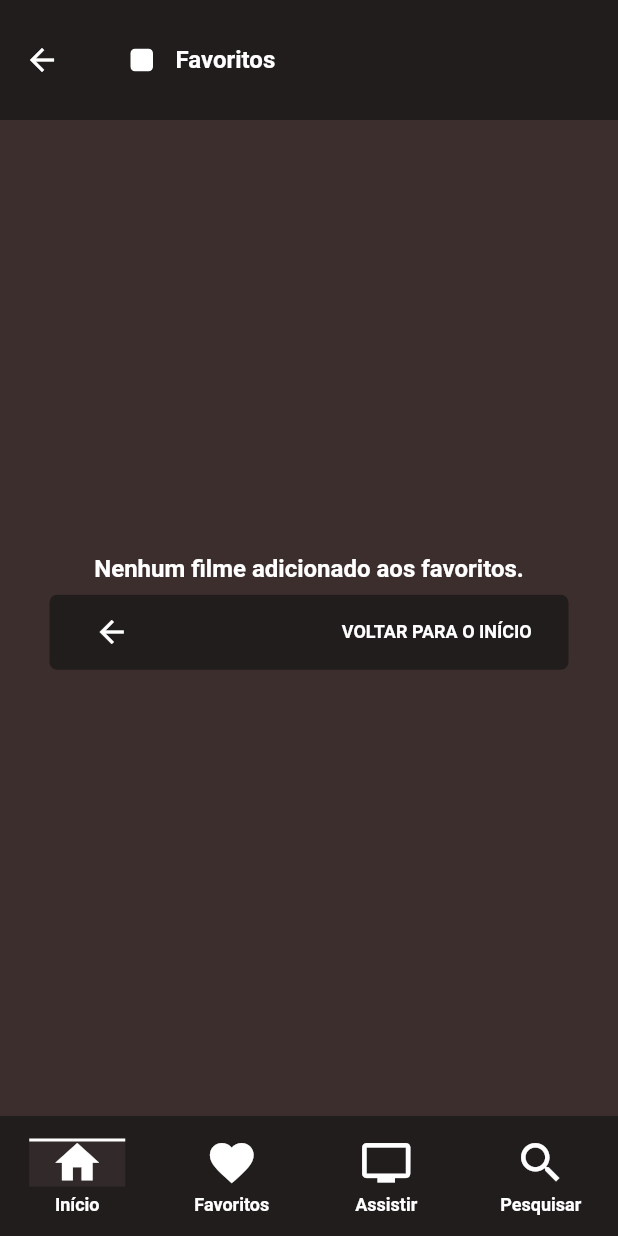
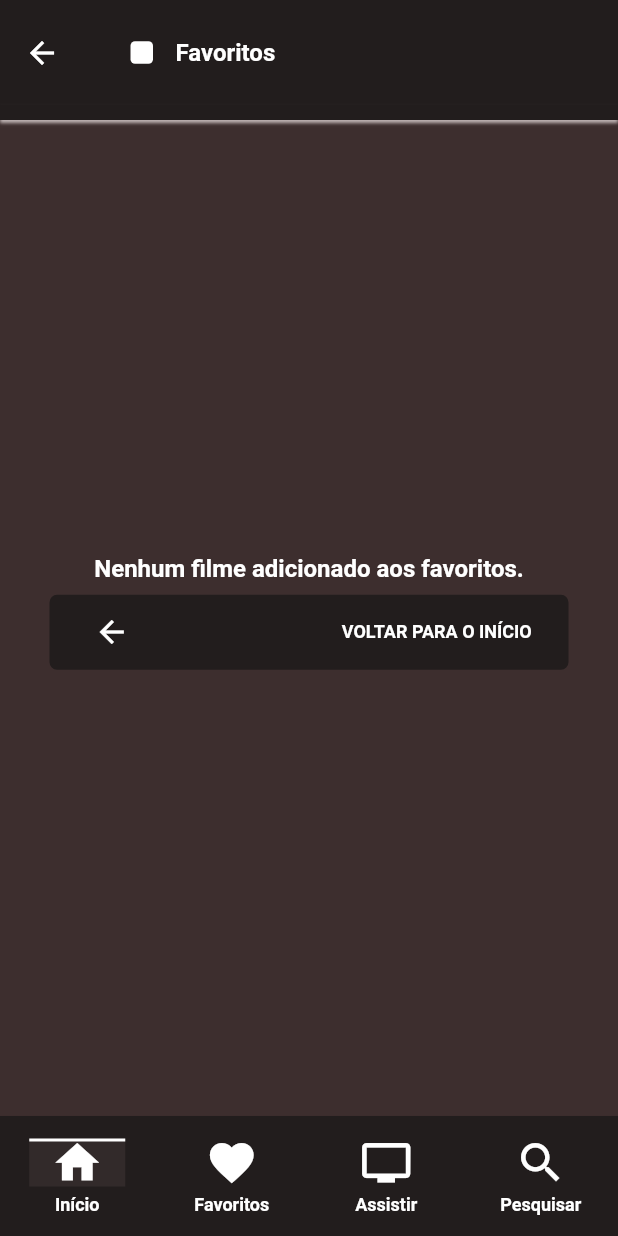
Before and after one commit to alexandrofuchs/fav_movies, a Flutter app: the FavoritesPage screen opened by its route, on a phone screen of 412 x 824 dp. Run offline on Flutter 3.47's test engine with Material 3 defaults, Android fonts, the phone set to English and light mode, and no system bars; our stand-ins replace dio, equatable, flutter_animate, flutter_bloc, flutter_modular, sqflite and 1 more; missing offline and left inert: flutter_debouncer; accounts and stored records are empty; network calls fail.

Commit message:
fixed: [details page appbar, default appbar bottom widget, padding adjustments]

```diff
--- a/lib/core/themes/themed_components.dart
+++ b/lib/core/themes/themed_components.dart
@@ -3,7 +3,7 @@ part of 'app_theme.dart';
 mixin ThemedComponents {
   static _appBarTheme() => AppBarTheme(
       color: AppColors.primaryColorDark,
-      toolbarHeight: 80,
+      toolbarHeight: 75,
       elevation: 0,
       iconTheme: const IconThemeData(
         size: 24,
--- /dev/null
+++ b/lib/core/widgets/appbar_widgets/default_appbar_widgets.dart
@@ -0,0 +1,19 @@
+import 'package:fav_movies/core/themes/app_colors.dart';
+import 'package:flutter/material.dart';
+
+mixin DefaultAppbarWidgets {
+  bottomWidget() => PreferredSize(
+      preferredSize: const Size.fromHeight(5),
+      child: Container(
+        height: 10,
+        decoration:
+            const BoxDecoration(color: AppColors.primaryColorDark, boxShadow: [
+          BoxShadow(
+            spreadRadius: 0,
+            blurRadius: 1,
+            offset: Offset(0, 2),
+            color: AppColors.primaryColorLight,
+          )
+        ]),
+      ));
+}
--- a/lib/core/widgets/search_widgets/search_widgets.dart
+++ b/lib/core/widgets/search_widgets/search_widgets.dart
@@ -52,7 +52,7 @@ mixin SearchWidgets {
 
 
                                 autofocus: autofocus,
-                                style: AppTextStyles.bodySmall.copyWith(color: AppColors.secundaryColor),
+                                style: AppTextStyles.bodyMedium.copyWith(color: AppColors.secundaryColor),
                                 onChanged: (value) {
                   Modular.get<AppDebouncer>().handleTextFieldChange(
                       const Duration(milliseconds: 500), value, debounceAction);
--- a/lib/modules/favorites/presenter/pages/favorites/favorites_page.dart
+++ b/lib/modules/favorites/presenter/pages/favorites/favorites_page.dart
@@ -1,5 +1,7 @@
 import 'package:fav_movies/core/common/models/movie.dart';
+import 'package:fav_movies/core/themes/app_colors.dart';
 import 'package:fav_movies/core/themes/app_fonts.dart';
+import 'package:fav_movies/core/widgets/appbar_widgets/default_appbar_widgets.dart';
 import 'package:fav_movies/core/widgets/buttons/default_main_button.dart';
 import 'package:fav_movies/core/widgets/common/common_widgets.dart';
 import 'package:fav_movies/core/widgets/loading/app_loading_dots_widget.dart';
@@ -18,7 +20,7 @@ class FavoritesPage extends StatefulWidget {
   State<StatefulWidget> createState() => _FavoritePageState();
 }
 
-class _FavoritePageState extends State<FavoritesPage> with CommonWidgets, FavoriteAction, MovieWidgets {
+class _FavoritePageState extends State<FavoritesPage> with DefaultAppbarWidgets, CommonWidgets, FavoriteAction, MovieWidgets {
   final LoadFavoriteMoviesBloc bloc = Modular.get();
 
   @override
@@ -63,9 +65,10 @@ class _FavoritePageState extends State<FavoritesPage> with CommonWidgets, Favori
     return HomeScaffold(
         appBar: AppBar(
           title: titleDot('Favoritos', true),
+          bottom: bottomWidget(),
         ),
         body: favoriteListener(child: Padding(
-          padding: const EdgeInsets.all(25),
+          padding: const EdgeInsets.only(left: 25, right: 25),
           child: BlocBuilder<LoadFavoriteMoviesBloc, LoadFavoriteBlocState>(
               bloc: bloc,
               builder: (context, state) => switch (state.status) {
--- a/lib/modules/home/presenter/pages/popular_movies/popular_movies_page.dart
+++ b/lib/modules/home/presenter/pages/popular_movies/popular_movies_page.dart
@@ -50,7 +50,7 @@ class _PopularMoviesPageState extends State<PopularMoviesPage>
         ),
     movieList.isEmpty
       ? const Padding(
-        padding: EdgeInsets.all(25),
+        padding: EdgeInsets.only(left: 25, right: 25),
         child: Center(
             child: Text(
                     'Nenhum filme foi retornado na lista.',
@@ -61,7 +61,7 @@ class _PopularMoviesPageState extends State<PopularMoviesPage>
 
         Expanded(
           child: Padding(
-            padding: const EdgeInsets.all(25),
+            padding: const EdgeInsets.only(left: 25, right: 25),
             child: ListView.builder(
                 shrinkWrap: true,
                 physics: const ClampingScrollPhysics(),
--- a/lib/modules/watchlist/presenter/pages/favorites/watchlist_page.dart
+++ b/lib/modules/watchlist/presenter/pages/favorites/watchlist_page.dart
@@ -1,5 +1,6 @@
 import 'package:fav_movies/core/common/models/movie.dart';
 import 'package:fav_movies/core/themes/app_fonts.dart';
+import 'package:fav_movies/core/widgets/appbar_widgets/default_appbar_widgets.dart';
 import 'package:fav_movies/core/widgets/buttons/default_main_button.dart';
 import 'package:fav_movies/core/widgets/common/common_widgets.dart';
 import 'package:fav_movies/core/widgets/loading/app_loading_dots_widget.dart';
@@ -18,7 +19,7 @@ class WatchListPage extends StatefulWidget {
   State<StatefulWidget> createState() => _FavoritePageState();
 }
 
-class _FavoritePageState extends State<WatchListPage> with CommonWidgets, FavoriteAction, MovieWidgets {
+class _FavoritePageState extends State<WatchListPage> with DefaultAppbarWidgets, CommonWidgets, FavoriteAction, MovieWidgets {
   final bloc = LoadWatchListBloc(Modular.get());
 
   @override
@@ -67,9 +68,10 @@ class _FavoritePageState extends State<WatchListPage> with CommonWidgets, Favori
     return HomeScaffold(
         appBar: AppBar(
           title: titleDot('Lista para assistir', true),
+          bottom: bottomWidget(),
         ),
         body: Padding(
-          padding: const EdgeInsets.all(25),
+          padding: const EdgeInsets.only(left: 25, right: 25),
           child: BlocBuilder<LoadWatchListBloc, LoadWatchListBlocState>(
               bloc: bloc,
               builder: (context, state) => switch (state.status) {
```
Also changed, not shown: lib/core/widgets/loading/app_loading_dots_widget.dart (+15 -3 lines), lib/core/widgets/movies/movie_widgets.dart (+5 -2 lines), lib/modules/details/presenter/pages/movie_details/movie_details_page.dart (+6 -3 lines).
